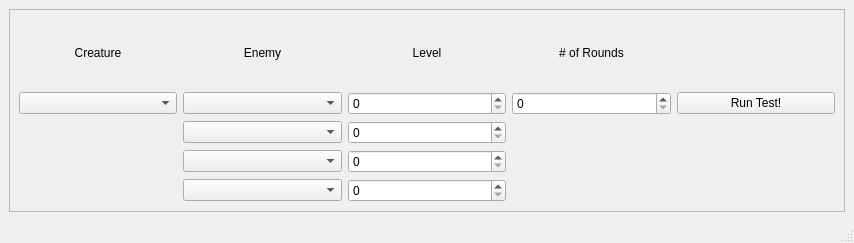
Above: UI/TestMod.ui from TheNephalian/Senior-Project before the change. Below: the same form after it.
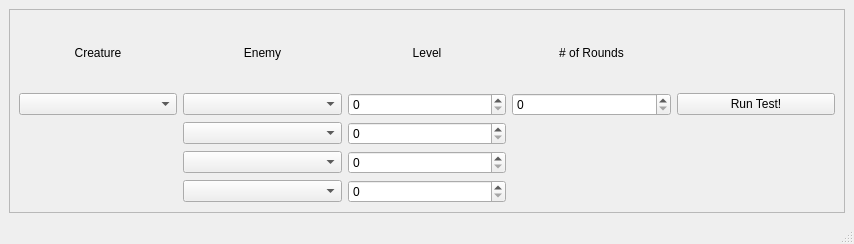
That is the form after the change.

Commit message: trying to hook up everything to the latest UI

```diff
--- a/UI/TestMod.ui
+++ b/UI/TestMod.ui
@@ -7,7 +7,7 @@
     <x>0</x>
     <y>0</y>
     <width>854</width>
-    <height>243</height>
+    <height>244</height>
    </rect>
   </property>
   <property name="windowTitle">
@@ -26,7 +26,7 @@
          <x>0</x>
          <y>0</y>
          <width>834</width>
-         <height>180</height>
+         <height>181</height>
         </rect>
        </property>
        <layout class="QGridLayout" name="gridLayout">
```
The commit also changes 5 other files.
